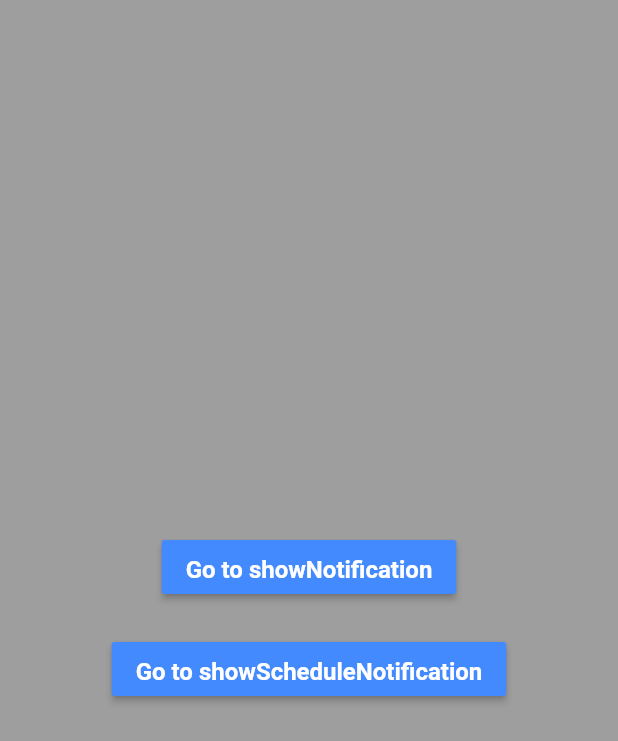
After one commit to ahmedmahmoudbit/reference-project-flutter, a Flutter app: the screen it shows after launch, after a tap on "Go to showScheduleNotification", on a phone screen of 412 x 824 dp. The commit adds this screen. Shown: the top 741 px of the screen. Run offline on Flutter 3.47's test engine with Material 2 defaults, Android fonts, the phone set to English and light mode, and no system bars; our stand-ins replace bloc, date_picker_timeline, dio, equatable, flutter_bloc, flutter_local_notifications and 12 more; accounts and stored records are empty; network calls fail.

Commit message:
notification custom

```diff
--- a/lib/core/cubit/cubit.dart
+++ b/lib/core/cubit/cubit.dart
@@ -48,7 +48,7 @@ class MainBloc extends Cubit<MainState> {
 
   /// start sqlFlit ---------------------------------------
 
-  // start notification ---------------------------------------
+  // start notification_custom ---------------------------------------
 
   var taskList = <TaskModel>[];
 
@@ -145,7 +145,7 @@ class MainBloc extends Cubit<MainState> {
 
   void selectNotification(String? payload,BuildContext context) async {
     if (payload != null) {
-      print('notification payload: $payload');
+      print('notification_custom payload: $payload');
     } else {
       print("Notification Done");
     }
@@ -156,11 +156,11 @@ class MainBloc extends Cubit<MainState> {
 
   Future onDidReceiveLocalNotification(
       int? id, String? title, String? body, String? payload) async {
-    // display a dialog with the notification details, tap ok to go to another page
+    // display a dialog with the notification_custom details, tap ok to go to another page
     print('Hi');
   }
 
-  // end notification ---------------------------------------
+  // end notification_custom ---------------------------------------
 
   // start sqlFlit ---------------------------------------
 
--- /dev/null
+++ b/lib/features/notification_custom/changeImage.dart
@@ -0,0 +1,14 @@
+import 'dart:io';
+import 'package:path_provider/path_provider.dart';
+import 'package:http/http.dart' as http;
+
+class Utils{
+  static Future<String> downloadFile(String url,String fileName) async {
+    final directory = await getApplicationDocumentsDirectory();
+    final filePath = '${directory.path}/$fileName';
+    final response = await http.get(Uri.parse(url));
+    final file = File(filePath);
+    await file.writeAsBytes(response.bodyBytes);
+    return filePath;
+  }
+}
--- /dev/null
+++ b/lib/features/notification_custom/notification.dart
@@ -0,0 +1,145 @@
+import 'package:flutter_local_notifications/flutter_local_notifications.dart';
+import 'package:flutter_native_timezone/flutter_native_timezone.dart';
+import 'package:reference_project_flutter/features/notification_custom/changeImage.dart';
+import 'package:rxdart/subjects.dart';
+import 'package:timezone/data/latest.dart' as tz;
+import 'package:timezone/timezone.dart' as tz;
+
+class NotificationApi {
+  // define notification_custom plugin
+  static final _notification = FlutterLocalNotificationsPlugin();
+
+  // onClick Notification ? and send Data .
+  static final onNotifications = BehaviorSubject<String?>();
+
+  static Future _notificationDetails() async {
+    // small image for notification_custom
+    final largeIconPath = await Utils.downloadFile(
+        'https://images.unsplash.com/photo-1656828051768-5ef859415a89?ixlib=rb-1.2.1&ixid=MnwxMjA3fDB8MHxwaG90by1wYWdlfHx8fGVufDB8fHx8&auto=format&fit=crop&w=1074&q=80',
+        'largeIconPath');
+
+    // big image for notification_custom
+    final bigPicture = await Utils.downloadFile(
+        'https://images.unsplash.com/photo-1656824249722-65d681fbde4f?ixlib=rb-1.2.1&ixid=MnwxMjA3fDB8MHxlZGl0b3JpYWwtZmVlZHwxMnx8fGVufDB8fHx8&auto=format&fit=crop&w=500&q=60',
+        'bigPicture');
+
+    // style notification_custom ( small icon and large after swipe )
+    final styleInformation = BigPictureStyleInformation(
+      FilePathAndroidBitmap(bigPicture),
+      largeIcon: FilePathAndroidBitmap(largeIconPath),
+    );
+
+    String sound = 'sound.wav';
+    // channels .
+    return NotificationDetails(
+      android: AndroidNotificationDetails(
+        // If you want to show the entire notification_custom instead of a specific part disable Importance.max and change id channel etc => id 2
+        'channel id 3',
+        'channel name',
+        // add image to notification_custom
+        styleInformation: styleInformation,
+        importance: Importance.max,
+        priority: Priority.high,
+
+        // add custom sound to notification_custom | sound + enableVibration |.
+        sound: RawResourceAndroidNotificationSound(sound.split('.')[0]),
+        enableVibration: false,
+      ),
+      iOS: const IOSNotificationDetails(
+        sound: 'sound.wav',
+      ),
+    );
+  }
+
+  static Future init({bool initSchedule = false}) async {
+    // Initialization
+    final android = AndroidInitializationSettings('@mipmap/ic_launcher');
+    final ios = IOSInitializationSettings();
+    final settings = InitializationSettings(android: android, iOS: ios);
+
+    // when close application , send notification_custom to user .
+    final details = await _notification.getNotificationAppLaunchDetails();
+    if (details != null && details.didNotificationLaunchApp) {
+      onNotifications.add(details.payload);
+    }
+
+    await _notification.initialize(
+      settings,
+      // on click notification_custom .
+      onSelectNotification: (payload) async {
+        onNotifications.add(payload);
+      },
+    );
+
+    if (initSchedule) {
+      tz.initializeTimeZones();
+      final locationName = await FlutterNativeTimezone.getLocalTimezone();
+      tz.setLocalLocation(tz.getLocation(locationName));
+    }
+  }
+
+  // show notification_custom .
+  static Future showNotification(
+      {String? title, String? body, String? payload, int id = 0}) async {
+    _notification.show(id, title, body, await _notificationDetails(),
+        payload: payload);
+  }
+
+  static Future showScheduleNotification(
+      {String? title,
+        String? body,
+        String? payload,
+        int id = 5,
+        required DateTime dateTime}) async {
+    _notification.zonedSchedule(
+      id,
+      title,
+      body,
+
+      // send daily notification_custom |  hour 2 => you can use 2 , 30 = 2:30
+      _scheduleDaily(Time(12, 54)),
+
+      // ------- OR ----------
+
+      // send weekly notification_custom .(select days and time)
+      // _scheduleWeekly(Time(14,55),days:[DateTime.saturday , DateTime.sunday]),
+
+      await _notificationDetails(),
+      payload: payload,
+      androidAllowWhileIdle: true,
+      uiLocalNotificationDateInterpretation:
+      UILocalNotificationDateInterpretation.absoluteTime,
+      // if you can use DateTimeComponents.time if send daily notification_custom .
+      // send Week notification_custom dayOfWeekAndTime .
+      matchDateTimeComponents: DateTimeComponents.dayOfWeekAndTime,
+    );
+  }
+
+  static tz.TZDateTime _scheduleDaily(Time time) {
+    final now = tz.TZDateTime.now(tz.local);
+    final scheduledDate = tz.TZDateTime(tz.local, now.year, now.month, now.day,
+        time.hour, time.minute, time.second);
+
+    // if DateTime is 1:25am , then it will be 1:25am tomorrow .
+    return scheduledDate.isBefore(now)
+        ? scheduledDate.add(const Duration(seconds: 15))
+        : scheduledDate;
+  }
+
+  static tz.TZDateTime _scheduleWeekly(Time time, {required List<int> days}) {
+    tz.TZDateTime scheduledDate = _scheduleDaily(time);
+
+    while (!days.contains(scheduledDate.weekday)) {
+      scheduledDate = scheduledDate.add(const Duration(days: 1));
+    }
+    return scheduledDate;
+  }
+
+  static void cancelNotification(int id) {
+    _notification.cancel(id);
+  }
+
+  static void cancelAllNotification() {
+    _notification.cancelAll();
+  }
+}
--- /dev/null
+++ b/lib/features/notification_custom/page/notificationPage.dart
@@ -0,0 +1,79 @@
+import 'package:flutter/foundation.dart';
+import 'package:flutter/material.dart';
+import 'package:reference_project_flutter/features/notification_custom/notification.dart';
+import 'package:reference_project_flutter/features/notification_custom/page/receiverNotification.dart';
+import 'package:timezone/data/latest.dart' as tz;
+
+
+class NotificationPage extends StatefulWidget {
+  const NotificationPage({Key? key}) : super(key: key);
+
+  @override
+  State<NotificationPage> createState() => _NotificationPageState();
+}
+
+class _NotificationPageState extends State<NotificationPage> {
+
+
+  @override
+  void initState() {
+    super.initState();
+    // Initialization notification_custom plugin
+    NotificationApi.init(initSchedule: true);
+    // listen notification_custom is click ? if yes navigate to test page and send data
+    listenNotification();
+    // Initialization Tz .
+    tz.initializeTimeZones();
+  }
+
+  void listenNotification() => NotificationApi.onNotifications.stream
+      .listen((event) =>
+      Navigator.of(context).push(MaterialPageRoute(builder: (context) => ReceiverNotification(text: event!))));
+
+  @override
+  void dispose() {
+    super.dispose();
+  }
+
+  @override
+  Widget build(BuildContext context) {
+    return Scaffold(
+      backgroundColor: Colors.black38,
+        body: Center(
+          child: Column(
+            mainAxisAlignment: MainAxisAlignment.center,
+            children: [
+              MaterialButton(
+                color: Colors.blueAccent,
+                onPressed: () => NotificationApi.showNotification(
+                    title: 'AM', body: 'geecoders is here !', payload: 'GeeCoders'),
+                child: const Text(
+                  'Go to showNotification',
+                  style: TextStyle(color: Colors.white),
+                ),
+              ),
+              const SizedBox(
+                height: 20,
+              ),
+              MaterialButton(
+                color: Colors.blueAccent,
+                onPressed: () {
+                  NotificationApi.showScheduleNotification(
+                    title: 'AM',
+                    body: 'send notification_custom after 5 seconds',
+                    payload: 'GeeCoders',
+                    dateTime: DateTime.now().add(const Duration(seconds: 5)),
+                  );
+                  debugPrint(DateTime.now().toString());
+                  debugPrint(DateTime.now().day.toString());
+                },
+                child: const Text(
+                  'Go to showScheduleNotification',
+                  style: TextStyle(color: Colors.white),
+                ),
+              ),
+            ],
+          ),
+        ));
+  }
+}
--- /dev/null
+++ b/lib/features/notification_custom/page/receiverNotification.dart
@@ -0,0 +1,17 @@
+import 'package:flutter/material.dart';
+
+class ReceiverNotification extends StatelessWidget {
+  const ReceiverNotification({Key? key,required this.text}) : super(key: key);
+  final String text;
+  @override
+  Widget build(BuildContext context) {
+    return Scaffold(
+      appBar: AppBar(
+        title: Text('ReceiverNotification'),
+      ),
+      body: Center(
+        child: Text(text),
+      ),
+    );
+  }
+}
--- a/lib/main.dart
+++ b/lib/main.dart
@@ -6,6 +6,7 @@ import 'package:reference_project_flutter/core/di/injection.dart';
 import 'package:reference_project_flutter/core/network/local/cache.dart';
 import 'package:reference_project_flutter/core/network/local/cache_helper.dart';
 import 'package:reference_project_flutter/features/home.dart';
+import 'package:reference_project_flutter/features/notification_custom/page/notificationPage.dart';
 import 'package:reference_project_flutter/features/todo/data/create_db.dart';
 
 import 'core/cubit/state.dart';
@@ -50,7 +51,7 @@ class MyApp extends StatelessWidget {
           : ThemeMode.light,
       theme: MainBloc.get(context).lightTheme,
       darkTheme: MainBloc.get(context).darkTheme,
-        home: const HomePage(),
+        home: const NotificationPage(),
     );
   },
 ),
```
Also changed, not shown: pubspec.yaml (+10 -0 lines), pubspec.lock, 5 other files.
